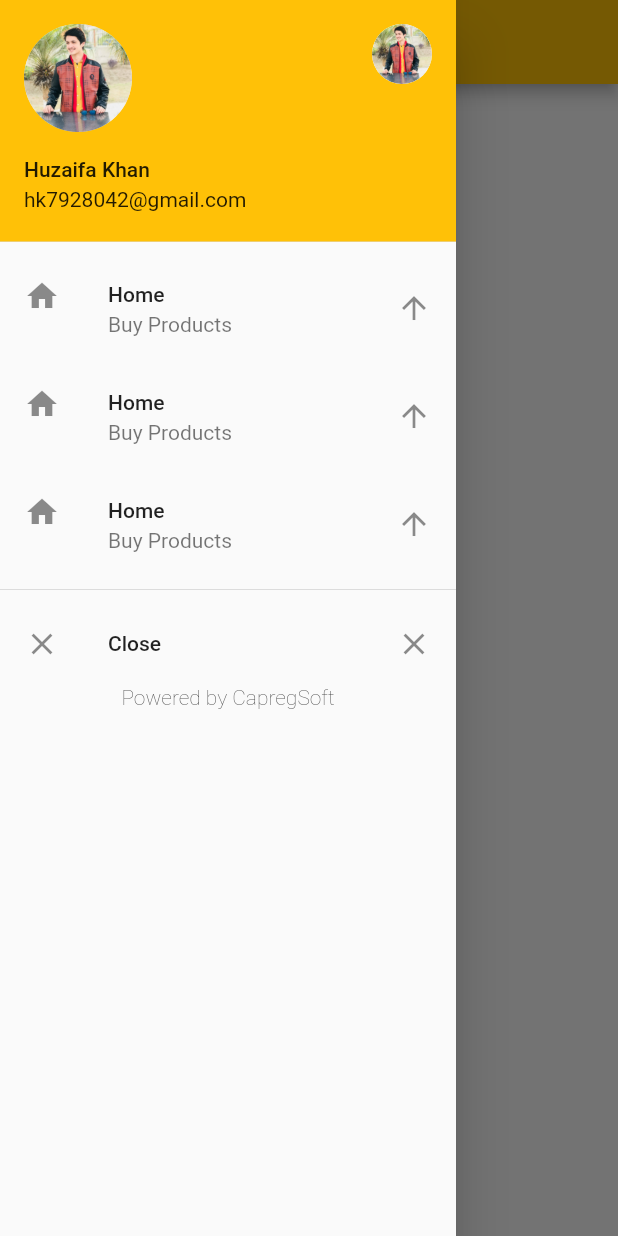
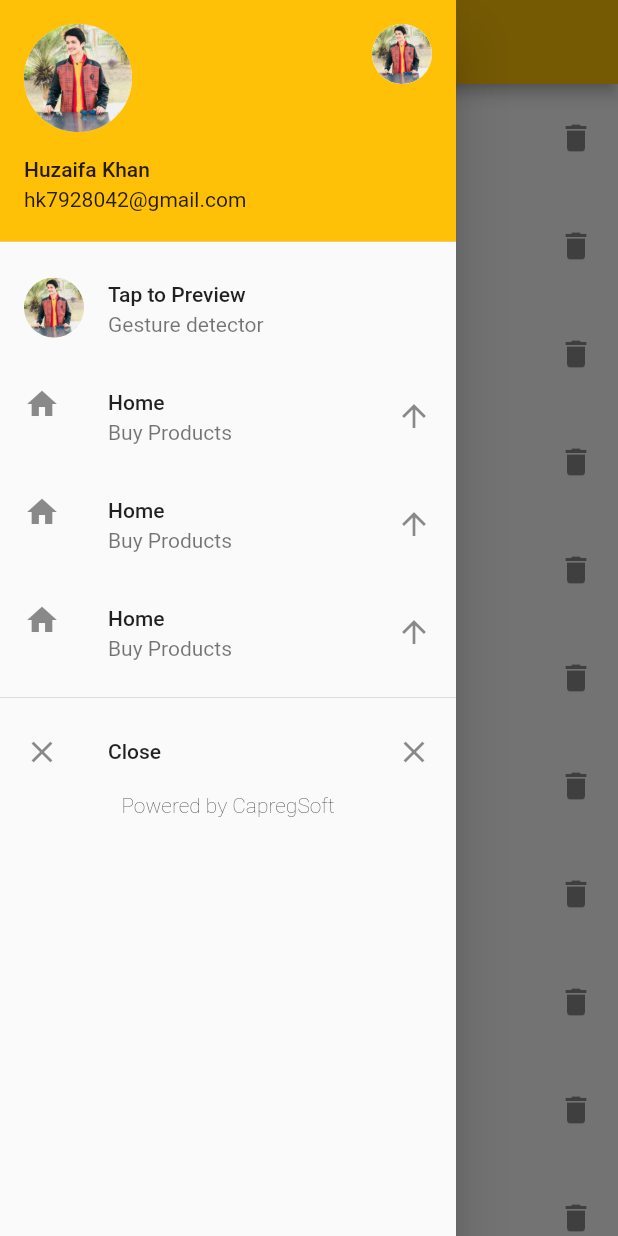
Before and after one commit to huzaifak08/MultiPlatform_Drawer_Routing-Flutter, a Flutter app: the screen it shows after launch, with the side drawer open, on a phone screen of 412 x 824 dp. Run offline on Flutter 3.47's test engine with Material 2 defaults, Android fonts, the phone set to English and light mode, and no system bars.

Commit message:
SnackBar , Swipe to Delete

```diff
--- /dev/null
+++ b/lib/drawer_class.dart
@@ -0,0 +1,126 @@
+import 'package:flutter/material.dart';
+
+import 'routes.dart';
+
+class MyDrawer extends StatelessWidget {
+  const MyDrawer({Key? key}) : super(key: key);
+
+  @override
+  Widget build(BuildContext context) {
+    return Drawer(
+      child: ListView(
+        children: [
+          UserAccountsDrawerHeader(
+            accountName: const Text('Huzaifa Khan'),
+            accountEmail: const Text('hk7928042@gmail.com'),
+            currentAccountPicture: const CircleAvatar(
+              backgroundImage: AssetImage('assets/dp.jpg'),
+            ),
+            otherAccountsPictures: [
+              CircleAvatar(
+                child: ClipOval(
+                  child: CircleAvatar(
+                    backgroundImage:
+
+                        // In the IOS 1st image will be shown otherwise 2nd image will be shown:
+                        Theme.of(context).platform == TargetPlatform.iOS
+                            ? const AssetImage('assets/dp.jpg') // 1st Image
+                            : const AssetImage('assets/dp.jpg'), // 2nd Image
+                  ),
+                ),
+              )
+            ],
+          ),
+          // Make image Full Screen
+          ListTile(
+            leading: const CircleAvatar(
+                backgroundImage: AssetImage('assets/dp.jpg')),
+            title: const Text('Tap to Preview'),
+            subtitle: const Text('Gesture detector'),
+            onTap: () {
+              Navigator.push(
+                context,
+                MaterialPageRoute(
+                  builder: (_) {
+                    return DetailScreen();
+                  },
+                ),
+              );
+            },
+          ),
+          ListTile(
+            title: const Text('Home'),
+            subtitle: const Text('Buy Products'),
+            leading: const Icon(Icons.home),
+            trailing: const Icon(Icons.arrow_upward),
+            onTap: () {
+              // Close the drawer and then move to page01
+              Navigator.of(context).pop();
+
+              Navigator.of(context).pushNamed(page01Route);
+            },
+          ),
+          ListTile(
+            title: const Text('Home'),
+            subtitle: const Text('Buy Products'),
+            leading: const Icon(Icons.home),
+            trailing: const Icon(Icons.arrow_upward),
+            onTap: () {
+              // Close the drawer and then move to page01
+              Navigator.of(context).pop();
+
+              Navigator.of(context).pushNamed(page01Route);
+            },
+          ),
+          ListTile(
+            title: const Text('Home'),
+            subtitle: const Text('Buy Products'),
+            leading: const Icon(Icons.home),
+            trailing: const Icon(Icons.arrow_upward),
+            onTap: () {
+              // Close the drawer and then move to page01
+              Navigator.of(context).pop();
+
+              Navigator.of(context).pushNamed(page01Route);
+            },
+          ),
+          const Divider(),
+          ListTile(
+            title: const Text('Close'),
+            leading: const Icon(Icons.close),
+            trailing: const Icon(Icons.close),
+            onTap: () {
+              Navigator.of(context).pop();
+            },
+          ),
+          const Center(
+            child: Text(
+              'Powered by CapregSoft',
+              style: TextStyle(fontWeight: FontWeight.w200),
+            ),
+          )
+        ],
+      ),
+    );
+  }
+}
+
+// To make image full Screen
+class DetailScreen extends StatelessWidget {
+  @override
+  Widget build(BuildContext context) {
+    return Scaffold(
+      body: GestureDetector(
+        child: Center(
+          child: Hero(
+            tag: 'imageHero',
+            child: Image.asset('assets/dp.jpg'),
+          ),
+        ),
+        onTap: () {
+          Navigator.pop(context);
+        },
+      ),
+    );
+  }
+}
--- a/lib/home_drawer.dart
+++ b/lib/home_drawer.dart
@@ -1,4 +1,4 @@
-import 'package:drawer_routing/routes.dart';
+import 'package:drawer_routing/drawer_class.dart';
 import 'package:flutter/material.dart';
 
 class HomeDrawer extends StatefulWidget {
@@ -9,95 +9,40 @@ class HomeDrawer extends StatefulWidget {
 }
 
 class _HomeDrawerState extends State<HomeDrawer> {
+  // List with 50 Contacts:
+  final List<String> items =
+      List<String>.generate(50, (index) => "Contact ${index + 1}");
+
   @override
   Widget build(BuildContext context) {
     return Scaffold(
       appBar: AppBar(
-        title: Text('Drawer Routing'),
+        title: const Text('Drawer Routing'),
       ),
-      drawer: Drawer(
-        child: ListView(
-          children: [
-            UserAccountsDrawerHeader(
-              accountName: Text('Huzaifa Khan'),
-              accountEmail: Text('hk7928042@gmail.com'),
-              currentAccountPicture: CircleAvatar(
-                backgroundImage: AssetImage('assets/dp.jpg'),
-              ),
-              otherAccountsPictures: [
-                CircleAvatar(
-                  child: ClipOval(
-                    child: CircleAvatar(
-                      backgroundImage:
-
-                          // In the IOS 1st image will be shown otherwise 2nd image will be shown:
-                          Theme.of(context).platform == TargetPlatform.iOS
-                              ? AssetImage('assets/dp.jpg') // 1st Image
-                              : AssetImage('assets/dp.jpg'), // 2nd Image
-                    ),
-                  ),
-                )
-              ],
+      drawer: const MyDrawer(),
+      body: Container(
+          child: ListView.builder(
+        itemCount: items.length,
+        itemBuilder: (context, index) {
+          return Dismissible(
+            key: Key(items[index]),
+            onDismissed: (direction) {
+              items.removeAt(index);
+              ScaffoldMessenger.of(context)
+                  .showSnackBar(SnackBar(content: Text('Item Deleted')));
+            },
+            background: Container(
+              color: Colors.red,
             ),
-            ListTile(
-              title: Text('Home'),
-              subtitle: Text('Buy Products'),
-              leading: Icon(Icons.home),
-              trailing: Icon(Icons.arrow_upward),
-              onTap: () {
-                // Close the drawer and then move to page01
-                Navigator.of(context).pop();
-
-                Navigator.of(context).pushNamed(page01Route);
-              },
+            child: ListTile(
+              title: Text('${items[index]}'),
+              subtitle: Text('Swipe to Delete'),
+              leading: Icon(Icons.production_quantity_limits),
+              trailing: Icon(Icons.delete),
             ),
-            ListTile(
-              title: Text('Home'),
-              subtitle: Text('Buy Products'),
-              leading: Icon(Icons.home),
-              trailing: Icon(Icons.arrow_upward),
-              onTap: () {
-                // Close the drawer and then move to page01
-                Navigator.of(context).pop();
-
-                Navigator.of(context).pushNamed(page01Route);
-              },
-            ),
-            ListTile(
-              title: Text('Home'),
-              subtitle: Text('Buy Products'),
-              leading: Icon(Icons.home),
-              trailing: Icon(Icons.arrow_upward),
-              onTap: () {
-                // Close the drawer and then move to page01
-                Navigator.of(context).pop();
-
-                Navigator.of(context).pushNamed(page01Route);
-              },
-            ),
-            Divider(),
-            ListTile(
-              title: Text('Close'),
-              leading: Icon(Icons.close),
-              trailing: Icon(Icons.close),
-              onTap: () {
-                Navigator.of(context).pop();
-              },
-            ),
-            const Center(
-              child: Text(
-                'Powered by CapregSoft',
-                style: TextStyle(fontWeight: FontWeight.w200),
-              ),
-            )
-          ],
-        ),
-      ),
-      body: Container(
-        child: const Center(
-          child: Text('Home Screen'),
-        ),
-      ),
+          );
+        },
+      )),
     );
   }
 }
```
